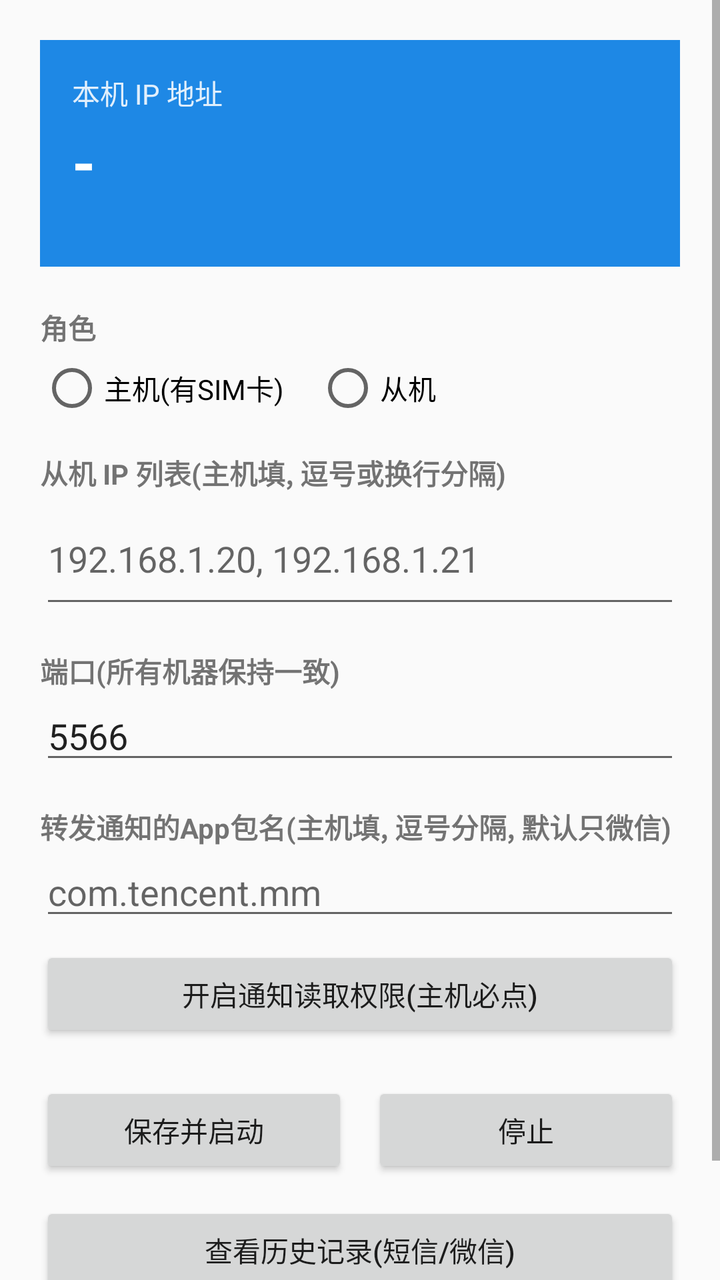
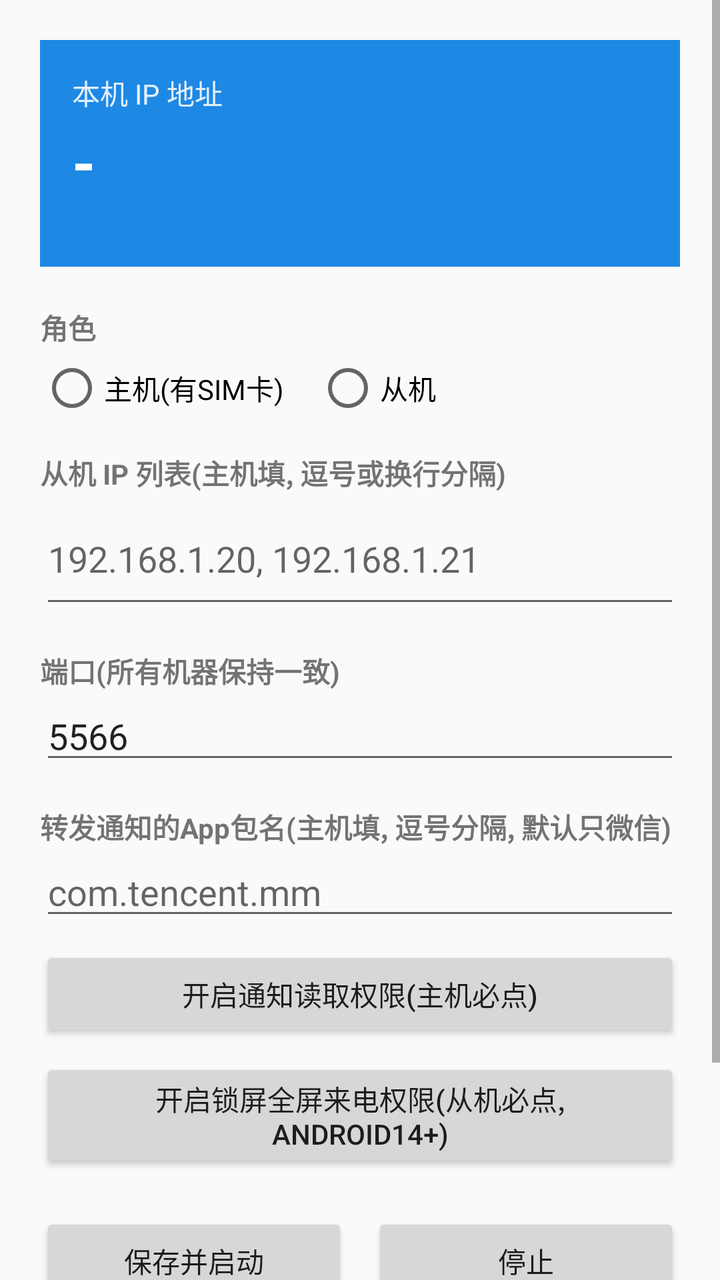

Before-and-after screenshots of an Android layout around one commit, followed by the original layout XML and the change that was made.
<!-- AndroidManifest.xml: application theme AppTheme -->
<!-- res/layout/activity_main.xml -->
<?xml version="1.0" encoding="utf-8"?>
<ScrollView xmlns:android="http://schemas.android.com/apk/res/android"
    android:layout_width="match_parent"
    android:layout_height="match_parent">

    <LinearLayout
        android:layout_width="match_parent"
        android:layout_height="wrap_content"
        android:orientation="vertical"
        android:padding="20dp">

        <LinearLayout
            android:layout_width="match_parent"
            android:layout_height="wrap_content"
            android:orientation="vertical"
            android:background="#1E88E5"
            android:padding="16dp"
            android:layout_marginBottom="20dp">

            <TextView
                android:layout_width="wrap_content"
                android:layout_height="wrap_content"
                android:text="本机 IP 地址"
                android:textColor="#DDFFFFFF"
                android:textSize="14sp" />

            <TextView
                android:id="@+id/tvLocalIp"
                android:layout_width="wrap_content"
                android:layout_height="wrap_content"
                android:layout_marginTop="4dp"
                android:text="-"
                android:textColor="#FFFFFF"
                android:textSize="30sp"
                android:textStyle="bold" />

            <TextView
                android:id="@+id/tvIface"
                android:layout_width="wrap_content"
                android:layout_height="wrap_content"
                android:text=""
                android:textColor="#CCFFFFFF"
                android:textSize="12sp" />
        </LinearLayout>

        <TextView
            android:layout_width="wrap_content"
            android:layout_height="wrap_content"
            android:text="角色"
            android:textStyle="bold"
            android:paddingBottom="4dp" />

        <RadioGroup
            android:id="@+id/roleGroup"
            android:layout_width="match_parent"
            android:layout_height="wrap_content"
            android:orientation="horizontal">

            <RadioButton
                android:id="@+id/rbMaster"
                android:layout_width="wrap_content"
                android:layout_height="wrap_content"
                android:text="主机(有SIM卡)" />

            <RadioButton
                android:id="@+id/rbSlave"
                android:layout_width="wrap_content"
                android:layout_height="wrap_content"
                android:layout_marginStart="16dp"
                android:text="从机" />
        </RadioGroup>

        <TextView
            android:layout_width="wrap_content"
            android:layout_height="wrap_content"
            android:layout_marginTop="16dp"
            android:text="从机 IP 列表(主机填, 逗号或换行分隔)"
            android:textStyle="bold" />

        <EditText
            android:id="@+id/etSlaves"
            android:layout_width="match_parent"
            android:layout_height="wrap_content"
            android:hint="192.168.1.20, 192.168.1.21"
            android:inputType="textMultiLine"
            android:minLines="2" />

        <TextView
            android:layout_width="wrap_content"
            android:layout_height="wrap_content"
            android:layout_marginTop="16dp"
            android:text="端口(所有机器保持一致)"
            android:textStyle="bold" />

        <EditText
            android:id="@+id/etPort"
            android:layout_width="match_parent"
            android:layout_height="wrap_content"
            android:inputType="number"
            android:text="5566" />

        <TextView
            android:layout_width="wrap_content"
            android:layout_height="wrap_content"
            android:layout_marginTop="16dp"
            android:text="转发通知的App包名(主机填, 逗号分隔, 默认只微信)"
            android:textStyle="bold" />

        <EditText
            android:id="@+id/etPkgFilter"
            android:layout_width="match_parent"
            android:layout_height="wrap_content"
            android:hint="com.tencent.mm"
            android:inputType="text" />

        <Button
            android:id="@+id/btnNotiAccess"
            android:layout_width="match_parent"
            android:layout_height="wrap_content"
            android:layout_marginTop="8dp"
            android:text="开启通知读取权限(主机必点)" />

        <LinearLayout
            android:layout_width="match_parent"
            android:layout_height="wrap_content"
            android:layout_marginTop="20dp"
            android:orientation="horizontal">

            <Button
                android:id="@+id/btnStart"
                android:layout_width="0dp"
                android:layout_height="wrap_content"
                android:layout_weight="1"
                android:text="保存并启动" />

            <Button
                android:id="@+id/btnStop"
                android:layout_width="0dp"
                android:layout_height="wrap_content"
                android:layout_weight="1"
                android:layout_marginStart="12dp"
                android:text="停止" />
        </LinearLayout>

        <Button
            android:id="@+id/btnHistory"
            android:layout_width="match_parent"
            android:layout_height="wrap_content"
            android:layout_marginTop="12dp"
            android:text="查看历史记录(短信/微信)" />

        <TextView
            android:id="@+id/tvStatus"
            android:layout_width="wrap_content"
            android:layout_height="wrap_content"
            android:layout_marginTop="16dp"
            android:text="状态: -" />

    </LinearLayout>
</ScrollView>
<!-- resources referenced by this layout -->
<resources>
  <style name="AppTheme" parent="Theme.AppCompat.DayNight.DarkActionBar" />
</resources>

<!-- the commit's change to res/layout/activity_main.xml (unified diff, before → after) -->
@@ -120,6 +120,13 @@
             android:layout_marginTop="8dp"
             android:text="开启通知读取权限(主机必点)" />
 
+        <Button
+            android:id="@+id/btnFullScreenIntent"
+            android:layout_width="match_parent"
+            android:layout_height="wrap_content"
+            android:layout_marginTop="8dp"
+            android:text="开启锁屏全屏来电权限(从机必点, Android14+)" />
+
         <LinearLayout
             android:layout_width="match_parent"
             android:layout_height="wrap_content"
